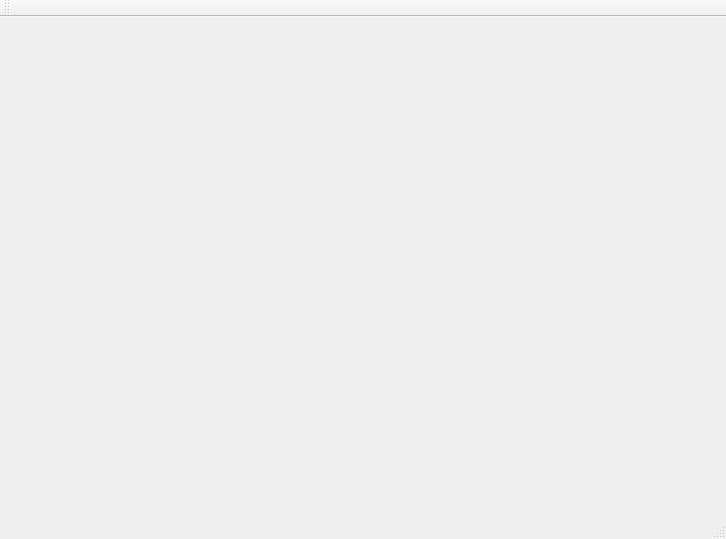
This is tools/LogViewer/mainwindow.ui in abumq/easyloggingpp as Qt 5 draws it before an edit. The edited form follows.
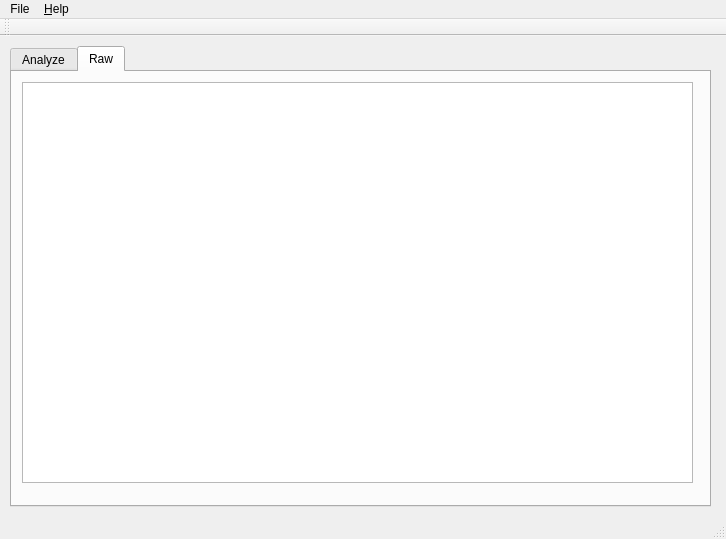
This is the edited form.

```diff
--- a/tools/LogViewer/mainwindow.ui
+++ b/tools/LogViewer/mainwindow.ui
@@ -13,7 +13,41 @@
   <property name="windowTitle">
    <string>EasyLogging++ LogViewer</string>
   </property>
-  <widget class="QWidget" name="centralWidget"/>
+  <widget class="QWidget" name="centralWidget">
+   <widget class="QTabWidget" name="viewer">
+    <property name="geometry">
+     <rect>
+      <x>10</x>
+      <y>10</y>
+      <width>701</width>
+      <height>461</height>
+     </rect>
+    </property>
+    <property name="currentIndex">
+     <number>1</number>
+    </property>
+    <widget class="QWidget" name="tabAnalyze">
+     <attribute name="title">
+      <string>Analyze</string>
+     </attribute>
+    </widget>
+    <widget class="QWidget" name="tabRaw">
+     <attribute name="title">
+      <string>Raw</string>
+     </attribute>
+     <widget class="QTextBrowser" name="txtLogs">
+      <property name="geometry">
+       <rect>
+        <x>10</x>
+        <y>10</y>
+        <width>671</width>
+        <height>401</height>
+       </rect>
+      </property>
+     </widget>
+    </widget>
+   </widget>
+  </widget>
   <widget class="QMenuBar" name="menuBar">
    <property name="geometry">
     <rect>
@@ -23,6 +57,23 @@
      <height>25</height>
     </rect>
    </property>
+   <widget class="QMenu" name="menuFile">
+    <property name="title">
+     <string>File</string>
+    </property>
+    <addaction name="menuSelectLogFile"/>
+    <addaction name="separator"/>
+    <addaction name="menuExit"/>
+   </widget>
+   <widget class="QMenu" name="menu_Help">
+    <property name="title">
+     <string>&amp;Help</string>
+    </property>
+    <addaction name="menuAbout"/>
+    <addaction name="menuAboutQt"/>
+   </widget>
+   <addaction name="menuFile"/>
+   <addaction name="menu_Help"/>
   </widget>
   <widget class="QToolBar" name="mainToolBar">
    <attribute name="toolBarArea">
```
Left out of the diff: 27 changed lines with no effect on the pictures.
